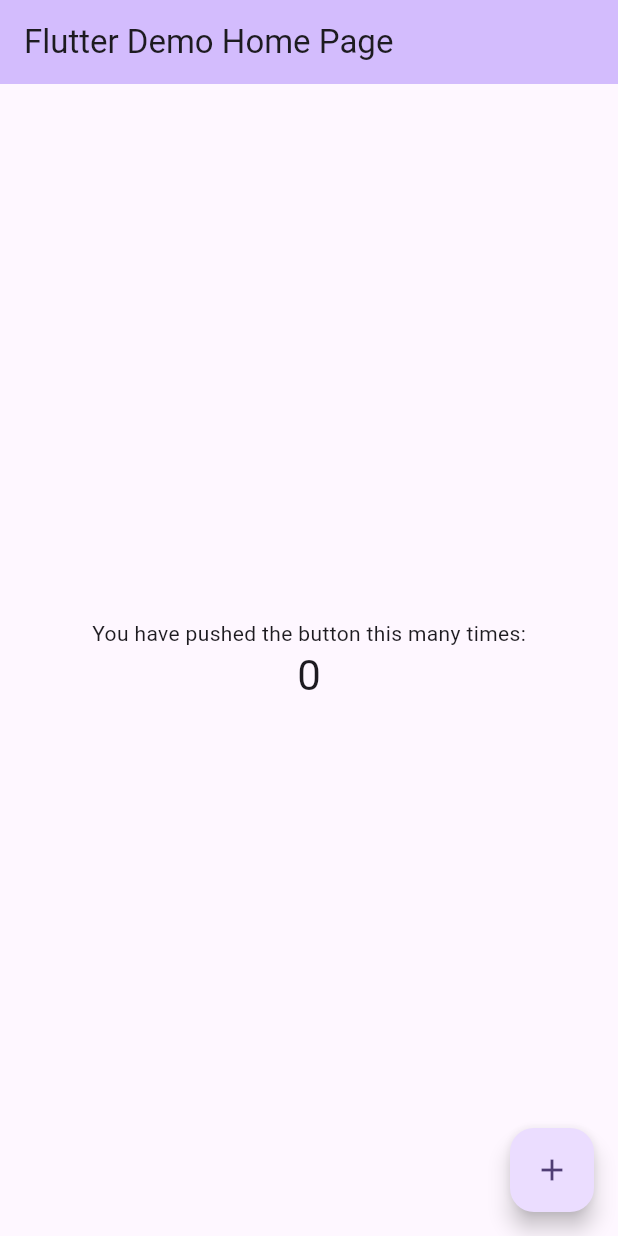
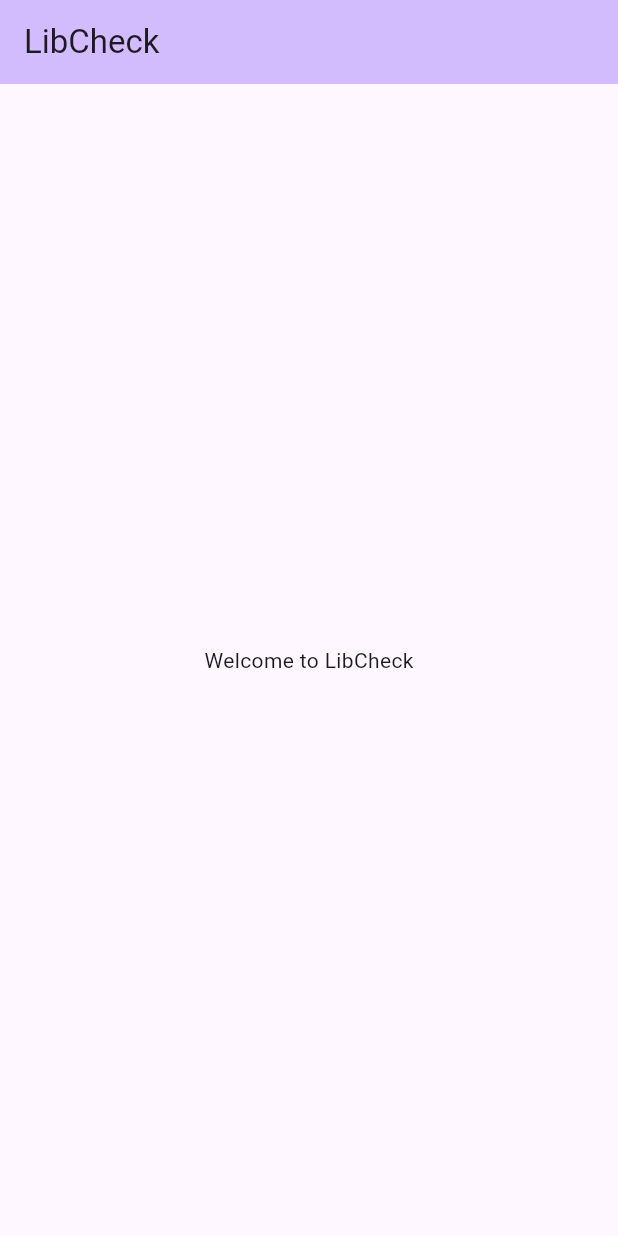
Before and after one commit to satoryu/LibCheck, a Flutter app: the screen it shows after launch, on a phone screen of 412 x 824 dp. Run offline on Flutter 3.47's test engine with Material 3 defaults, Android fonts, the phone set to English and light mode, and no system bars.

Commit message:
Set up Clean Architecture project structure and minimal app shell
Replace the default Flutter counter app template with a Clean Architecture
directory structure (domain, data, presentation layers) and a minimal
LibCheckApp shell with a simple HomePage.

Co-Authored-By: Claude Opus 4.6 <noreply@anthropic.com>

```diff
--- /dev/null
+++ b/lib/app.dart
@@ -0,0 +1,18 @@
+import 'package:flutter/material.dart';
+
+import 'package:libcheck/presentation/pages/home_page.dart';
+
+class LibCheckApp extends StatelessWidget {
+  const LibCheckApp({super.key});
+
+  @override
+  Widget build(BuildContext context) {
+    return MaterialApp(
+      title: 'LibCheck',
+      theme: ThemeData(
+        colorScheme: ColorScheme.fromSeed(seedColor: Colors.deepPurple),
+      ),
+      home: const HomePage(),
+    );
+  }
+}
--- a/lib/main.dart
+++ b/lib/main.dart
@@ -1,122 +1,7 @@
 import 'package:flutter/material.dart';
 
+import 'package:libcheck/app.dart';
+
 void main() {
-  runApp(const MyApp());
+  runApp(const LibCheckApp());
 }
-
-class MyApp extends StatelessWidget {
-  const MyApp({super.key});
-
-  // This widget is the root of your application.
-  @override
-  Widget build(BuildContext context) {
-    return MaterialApp(
-      title: 'Flutter Demo',
-      theme: ThemeData(
-        // This is the theme of your application.
-        //
-        // TRY THIS: Try running your application with "flutter run". You'll see
-        // the application has a purple toolbar. Then, without quitting the app,
-        // try changing the seedColor in the colorScheme below to Colors.green
-        // and then invoke "hot reload" (save your changes or press the "hot
-        // reload" button in a Flutter-supported IDE, or press "r" if you used
-        // the command line to start the app).
-        //
-        // Notice that the counter didn't reset back to zero; the application
-        // state is not lost during the reload. To reset the state, use hot
-        // restart instead.
-        //
-        // This works for code too, not just values: Most code changes can be
-        // tested with just a hot reload.
-        colorScheme: .fromSeed(seedColor: Colors.deepPurple),
-      ),
-      home: const MyHomePage(title: 'Flutter Demo Home Page'),
-    );
-  }
-}
-
-class MyHomePage extends StatefulWidget {
-  const MyHomePage({super.key, required this.title});
-
-  // This widget is the home page of your application. It is stateful, meaning
-  // that it has a State object (defined below) that contains fields that affect
-  // how it looks.
-
-  // This class is the configuration for the state. It holds the values (in this
-  // case the title) provided by the parent (in this case the App widget) and
-  // used by the build method of the State. Fields in a Widget subclass are
-  // always marked "final".
-
-  final String title;
-
-  @override
-  State<MyHomePage> createState() => _MyHomePageState();
-}
-
-class _MyHomePageState extends State<MyHomePage> {
-  int _counter = 0;
-
-  void _incrementCounter() {
-    setState(() {
-      // This call to setState tells the Flutter framework that something has
-      // changed in this State, which causes it to rerun the build method below
-      // so that the display can reflect the updated values. If we changed
-      // _counter without calling setState(), then the build method would not be
-      // called again, and so nothing would appear to happen.
-      _counter++;
-    });
-  }
-
-  @override
-  Widget build(BuildContext context) {
-    // This method is rerun every time setState is called, for instance as done
-    // by the _incrementCounter method above.
-    //
-    // The Flutter framework has been optimized to make rerunning build methods
-    // fast, so that you can just rebuild anything that needs updating rather
-    // than having to individually change instances of widgets.
-    return Scaffold(
-      appBar: AppBar(
-        // TRY THIS: Try changing the color here to a specific color (to
-        // Colors.amber, perhaps?) and trigger a hot reload to see the AppBar
-        // change color while the other colors stay the same.
-        backgroundColor: Theme.of(context).colorScheme.inversePrimary,
-        // Here we take the value from the MyHomePage object that was created by
-        // the App.build method, and use it to set our appbar title.
-        title: Text(widget.title),
-      ),
-      body: Center(
-        // Center is a layout widget. It takes a single child and positions it
-        // in the middle of the parent.
-        child: Column(
-          // Column is also a layout widget. It takes a list of children and
-          // arranges them vertically. By default, it sizes itself to fit its
-          // children horizontally, and tries to be as tall as its parent.
-          //
-          // Column has various properties to control how it sizes itself and
-          // how it positions its children. Here we use mainAxisAlignment to
-          // center the children vertically; the main axis here is the vertical
-          // axis because Columns are vertical (the cross axis would be
-          // horizontal).
-          //
-          // TRY THIS: Invoke "debug painting" (choose the "Toggle Debug Paint"
-          // action in the IDE, or press "p" in the console), to see the
-          // wireframe for each widget.
-          mainAxisAlignment: .center,
-          children: [
-            const Text('You have pushed the button this many times:'),
-            Text(
-              '$_counter',
-              style: Theme.of(context).textTheme.headlineMedium,
-            ),
-          ],
-        ),
-      ),
-      floatingActionButton: FloatingActionButton(
-        onPressed: _incrementCounter,
-        tooltip: 'Increment',
-        child: const Icon(Icons.add),
-      ),
-    );
-  }
-}
--- /dev/null
+++ b/lib/presentation/pages/home_page.dart
@@ -0,0 +1,18 @@
+import 'package:flutter/material.dart';
+
+class HomePage extends StatelessWidget {
+  const HomePage({super.key});
+
+  @override
+  Widget build(BuildContext context) {
+    return Scaffold(
+      appBar: AppBar(
+        title: const Text('LibCheck'),
+        backgroundColor: Theme.of(context).colorScheme.inversePrimary,
+      ),
+      body: const Center(
+        child: Text('Welcome to LibCheck'),
+      ),
+    );
+  }
+}
```
Also changed, not shown: 11 other files.
